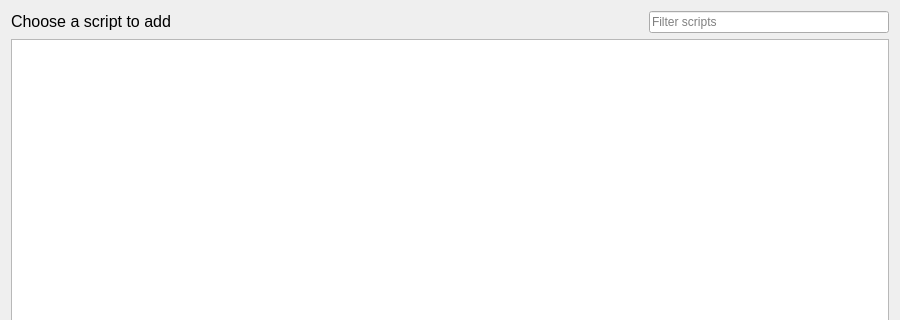
Before: the Qt Designer form botfather/gui/scriptmanager/scriptmanagerdialog.ui in botfatherio/botfather, drawn with Qt 5; both pictures show x 0 to 900 and y 0 to 320 of the 900 by 560 pixel window.
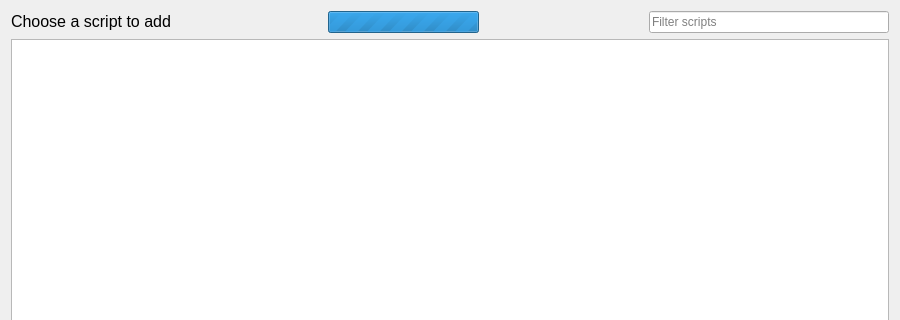
After: the same form once the commit is applied.

Commit message: Provide feedback to the user about the script fetching

```diff
--- a/botfather/gui/scriptmanager/scriptmanagerdialog.ui
+++ b/botfather/gui/scriptmanager/scriptmanagerdialog.ui
@@ -36,6 +36,36 @@
        </property>
       </spacer>
      </item>
+     <item>
+      <widget class="QProgressBar" name="progressBar">
+       <property name="maximum">
+        <number>0</number>
+       </property>
+       <property name="value">
+        <number>-1</number>
+       </property>
+      </widget>
+     </item>
+     <item>
+      <widget class="QLabel" name="status_label">
+       <property name="text">
+        <string/>
+       </property>
+      </widget>
+     </item>
+     <item>
+      <spacer name="horizontalSpacer_2">
+       <property name="orientation">
+        <enum>Qt::Horizontal</enum>
+       </property>
+       <property name="sizeHint" stdset="0">
+        <size>
+         <width>40</width>
+         <height>20</height>
+        </size>
+       </property>
+      </spacer>
+     </item>
      <item>
       <widget class="QLineEdit" name="filter">
        <property name="sizePolicy">
```
The commit also changes 1 other file.
